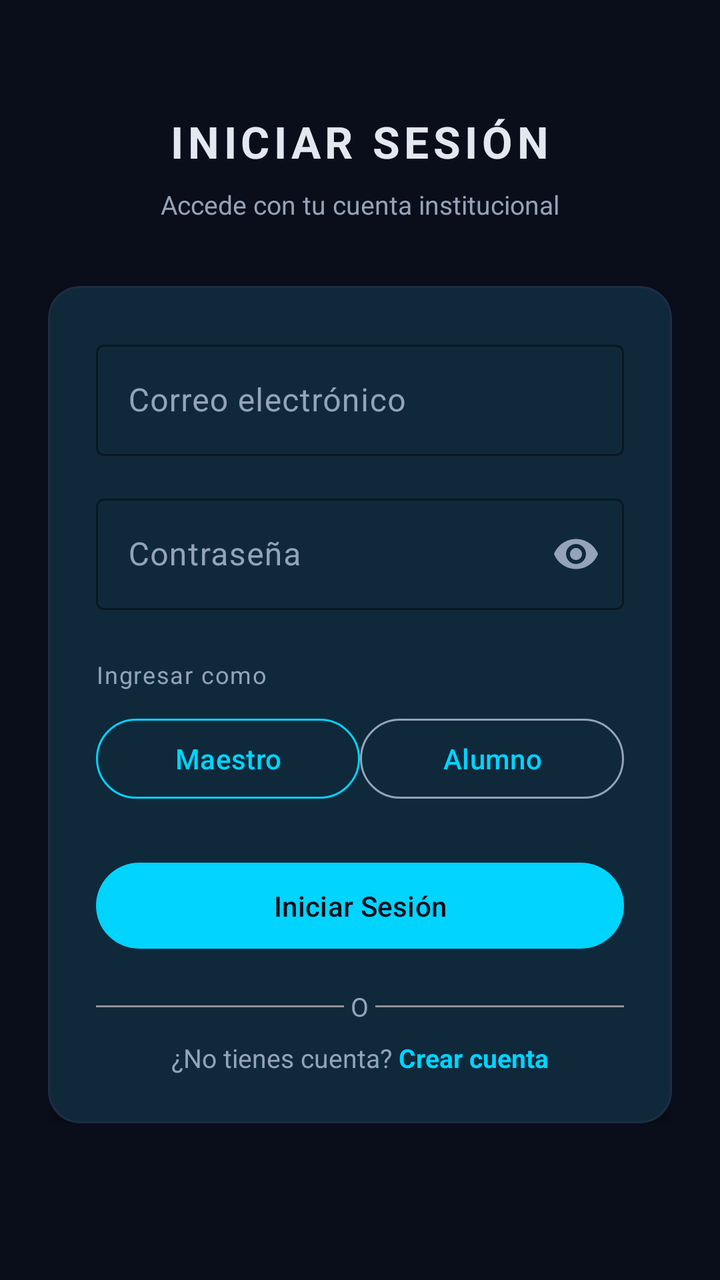
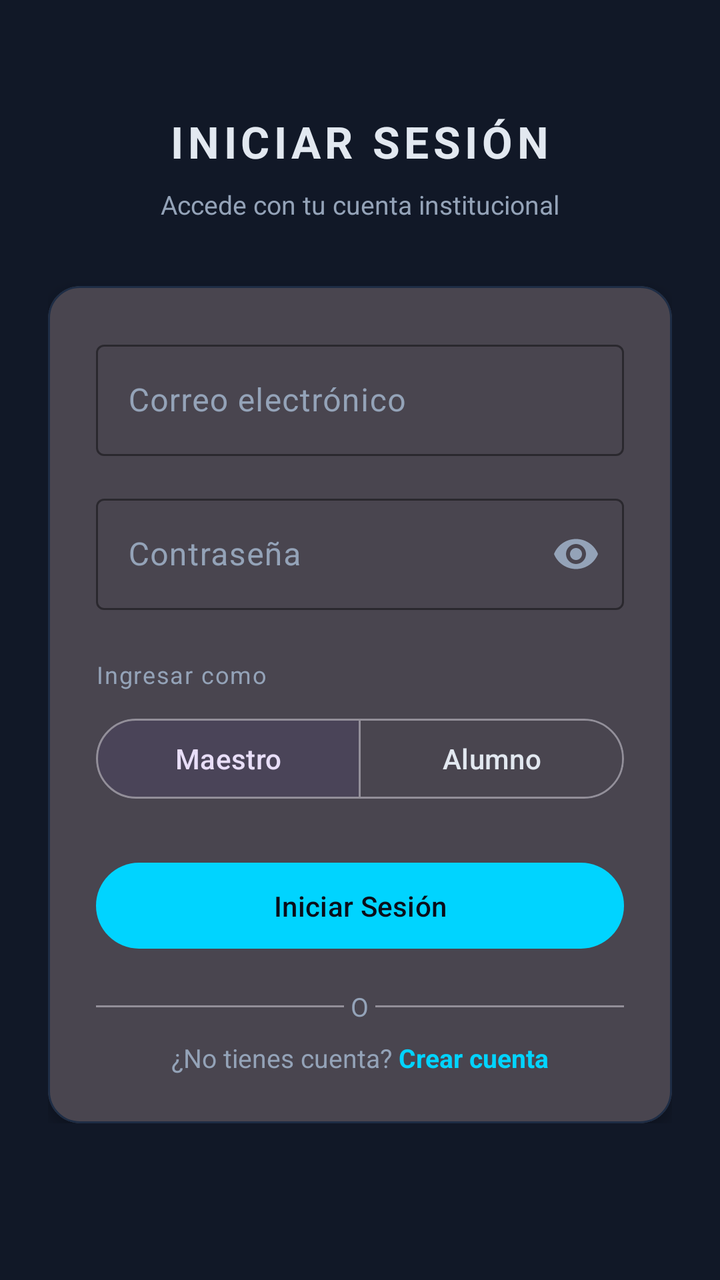

Compare the two renders of this Android layout. The source of the first and the diff that turns it into the second are given below.
<!-- AndroidManifest.xml: application theme Theme.AsistenciaQR.Dark -->
<!-- res/layout/fragment_login.xml -->
<?xml version="1.0" encoding="utf-8"?>
<ScrollView
    xmlns:android="http://schemas.android.com/apk/res/android"
    xmlns:app="http://schemas.android.com/apk/res-auto"
    android:layout_width="match_parent"
    android:layout_height="match_parent"
    android:background="@color/dark_bg">

    <LinearLayout
        android:layout_width="match_parent"
        android:layout_height="wrap_content"
        android:orientation="vertical"
        android:padding="24dp"
        android:gravity="center_horizontal">

        
        <TextView
            android:layout_width="wrap_content"
            android:layout_height="wrap_content"
            android:text="INICIAR SESIÓN"
            android:textColor="?attr/colorOnSurface"
            android:textSize="22sp"
            android:textStyle="bold"
            android:letterSpacing="0.1"
            android:layout_marginTop="32dp"
            android:layout_marginBottom="8dp" />

        <TextView
            android:layout_width="wrap_content"
            android:layout_height="wrap_content"
            android:text="Accede con tu cuenta institucional"
            android:textColor="?attr/colorOnSurfaceVariant"
            android:textSize="13sp"
            android:layout_marginBottom="32dp" />

        
        <com.google.android.material.card.MaterialCardView
            android:layout_width="match_parent"
            android:layout_height="wrap_content"
            app:cardBackgroundColor="?attr/colorSurface"
            app:cardCornerRadius="16dp"
            app:cardElevation="4dp"
            app:strokeColor="@color/dark_border"
            app:strokeWidth="1dp">

            <LinearLayout
                android:layout_width="match_parent"
                android:layout_height="wrap_content"
                android:orientation="vertical"
                android:padding="24dp">

                
                <com.google.android.material.textfield.TextInputLayout
                    android:id="@+id/til_email"
                    style="@style/Widget.Material3.TextInputLayout.OutlinedBox"
                    android:layout_width="match_parent"
                    android:layout_height="wrap_content"
                    android:hint="Correo electrónico"
                    android:layout_marginBottom="16dp"
                    app:boxStrokeColor="?attr/colorPrimary"
                    app:hintTextColor="?attr/colorOnSurfaceVariant">
                    <com.google.android.material.textfield.TextInputEditText
                        android:id="@+id/et_email"
                        android:layout_width="match_parent"
                        android:layout_height="wrap_content"
                        android:inputType="textEmailAddress"
                        android:textColor="?attr/colorOnSurface" />
                </com.google.android.material.textfield.TextInputLayout>

                
                <com.google.android.material.textfield.TextInputLayout
                    android:id="@+id/til_contrasena"
                    style="@style/Widget.Material3.TextInputLayout.OutlinedBox"
                    android:layout_width="match_parent"
                    android:layout_height="wrap_content"
                    android:hint="Contraseña"
                    android:layout_marginBottom="24dp"
                    app:endIconMode="password_toggle"
                    app:boxStrokeColor="?attr/colorPrimary"
                    app:hintTextColor="?attr/colorOnSurfaceVariant">
                    <com.google.android.material.textfield.TextInputEditText
                        android:id="@+id/et_contrasena"
                        android:layout_width="match_parent"
                        android:layout_height="wrap_content"
                        android:inputType="textPassword"
                        android:imeOptions="actionDone"
                        android:singleLine="true"
                        android:textColor="?attr/colorOnSurface" />
                </com.google.android.material.textfield.TextInputLayout>

                
                <TextView
                    android:layout_width="wrap_content"
                    android:layout_height="wrap_content"
                    android:text="Ingresar como"
                    android:textColor="?attr/colorOnSurfaceVariant"
                    android:textSize="12sp"
                    android:letterSpacing="0.05"
                    android:layout_marginBottom="10dp" />

                <LinearLayout
                    android:layout_width="match_parent"
                    android:layout_height="wrap_content"
                    android:orientation="horizontal"
                    android:layout_marginBottom="24dp">

                    <com.google.android.material.button.MaterialButton
                        android:id="@+id/btn_rol_maestro"
                        style="@style/Widget.Material3.Button.OutlinedButton"
                        android:layout_width="0dp"
                        android:layout_height="wrap_content"
                        android:layout_weight="1"
                        android:text="Maestro"
                        app:strokeColor="?attr/colorPrimary" />

                    <com.google.android.material.button.MaterialButton
                        android:id="@+id/btn_rol_alumno"
                        style="@style/Widget.Material3.Button.OutlinedButton"
                        android:layout_width="0dp"
                        android:layout_height="wrap_content"
                        android:layout_weight="1"
                        android:text="Alumno"
                        app:strokeColor="?attr/colorOnSurfaceVariant" />

                </LinearLayout>

                
                <com.google.android.material.button.MaterialButton
                    android:id="@+id/btn_login"
                    android:layout_width="match_parent"
                    android:layout_height="wrap_content"
                    android:text="Iniciar Sesión"
                    android:paddingTop="12dp"
                    android:paddingBottom="12dp"
                    app:backgroundTint="?attr/colorPrimary"
                    android:textColor="?attr/colorOnPrimary" />

                
                <ProgressBar
                    android:id="@+id/progress_bar"
                    android:layout_width="wrap_content"
                    android:layout_height="wrap_content"
                    android:layout_gravity="center_horizontal"
                    android:layout_marginTop="12dp"
                    android:visibility="gone" />

                
                <LinearLayout
                    android:layout_width="match_parent"
                    android:layout_height="wrap_content"
                    android:orientation="horizontal"
                    android:gravity="center_vertical"
                    android:layout_marginTop="16dp"
                    android:layout_marginBottom="8dp">
                    <View android:layout_width="0dp" android:layout_height="1dp"
                        android:layout_weight="1" android:background="?attr/colorOutline"/>
                    <TextView android:layout_width="wrap_content" android:layout_height="wrap_content"
                        android:text=" O " android:textColor="?attr/colorOnSurfaceVariant"
                        android:textSize="13sp"/>
                    <View android:layout_width="0dp" android:layout_height="1dp"
                        android:layout_weight="1" android:background="?attr/colorOutline"/>
                </LinearLayout>

                
                <LinearLayout
                    android:layout_width="match_parent"
                    android:layout_height="wrap_content"
                    android:orientation="horizontal"
                    android:gravity="center">
                    <TextView
                        android:layout_width="wrap_content"
                        android:layout_height="wrap_content"
                        android:text="¿No tienes cuenta? "
                        android:textColor="?attr/colorOnSurfaceVariant"
                        android:textSize="13sp" />
                    <TextView
                        android:id="@+id/tv_crear_cuenta"
                        android:layout_width="wrap_content"
                        android:layout_height="wrap_content"
                        android:text="Crear cuenta"
                        android:textColor="?attr/colorPrimary"
                        android:textSize="13sp"
                        android:textStyle="bold" />
                </LinearLayout>

            </LinearLayout>
        </com.google.android.material.card.MaterialCardView>

    </LinearLayout>
</ScrollView>
<!-- resources referenced by this layout -->
<resources>
  <color name="dark_bg">#0A0E1A</color>
  <color name="dark_border">#1E2D45</color>
  <style name="Theme.AsistenciaQR.Dark" parent="Theme.Material3.Dark.NoActionBar">
          <item name="colorPrimary">@color/cyan</item>
          <item name="colorOnPrimary">@color/dark_bg</item>
          <item name="colorSecondary">@color/purple</item>
          <item name="colorTertiary">@color/green</item>
          <item name="colorSurface">@color/dark_surface</item>
          <item name="colorOnSurface">@color/text_primary_dark</item>
          <item name="colorOnSurfaceVariant">@color/text_secondary_dark</item>
          <item name="colorError">@color/red</item>
          <item name="android:windowBackground">@color/dark_bg</item>
          <item name="android:statusBarColor">@color/dark_bg</item>
          <item name="android:navigationBarColor">@color/dark_surface</item>
      </style>
  <color name="cyan">#00D4FF</color>
  <color name="purple">#7C3AED</color>
  <color name="green">#10B981</color>
  <color name="dark_surface">#111827</color>
  <color name="text_primary_dark">#E2E8F0</color>
  <color name="text_secondary_dark">#94A3B8</color>
  <color name="red">#EF4444</color>
</resources>

<!-- the commit's change to res/layout/fragment_login.xml (unified diff, before → after) -->
@@ -4,7 +4,7 @@
     xmlns:app="http://schemas.android.com/apk/res-auto"
     android:layout_width="match_parent"
     android:layout_height="match_parent"
-    android:background="@color/dark_bg">
+    android:background="?attr/colorSurface">
 
     <LinearLayout
         android:layout_width="match_parent"
@@ -37,7 +37,7 @@
         <com.google.android.material.card.MaterialCardView
             android:layout_width="match_parent"
             android:layout_height="wrap_content"
-            app:cardBackgroundColor="?attr/colorSurface"
+            app:cardBackgroundColor="?attr/colorSurfaceVariant"
             app:cardCornerRadius="16dp"
             app:cardElevation="4dp"
             app:strokeColor="@color/dark_border"
@@ -98,20 +98,20 @@
                     android:letterSpacing="0.05"
                     android:layout_marginBottom="10dp" />
 
-                <LinearLayout
+                <com.google.android.material.button.MaterialButtonToggleGroup
+                    android:id="@+id/toggle_group_rol"
                     android:layout_width="match_parent"
                     android:layout_height="wrap_content"
-                    android:orientation="horizontal"
-                    android:layout_marginBottom="24dp">
-
-                    <com.google.android.material.button.MaterialButton
-                        android:id="@+id/btn_rol_maestro"
-                        style="@style/Widget.Material3.Button.OutlinedButton"
-                        android:layout_width="0dp"
-                        android:layout_height="wrap_content"
-                        android:layout_weight="1"
-                        android:text="Maestro"
-                        app:strokeColor="?attr/colorPrimary" />
+                    android:layout_marginBottom="24dp"
+                    app:singleSelection="true"
+                    app:selectionRequired="true"
+                    app:checkedButton="@+id/btn_rol_maestro"> <com.google.android.material.button.MaterialButton
+                    android:id="@+id/btn_rol_maestro"
+                    style="@style/Widget.Material3.Button.OutlinedButton"
+                    android:layout_width="0dp"
+                    android:layout_height="wrap_content"
+                    android:layout_weight="1"
+                    android:text="Maestro" />
 
                     <com.google.android.material.button.MaterialButton
                         android:id="@+id/btn_rol_alumno"
@@ -119,10 +119,9 @@
                         android:layout_width="0dp"
                         android:layout_height="wrap_content"
                         android:layout_weight="1"
-                        android:text="Alumno"
-                        app:strokeColor="?attr/colorOnSurfaceVariant" />
+                        android:text="Alumno" />
 
-                </LinearLayout>
+                </com.google.android.material.button.MaterialButtonToggleGroup>
 
                 
                 <com.google.android.material.button.MaterialButton
